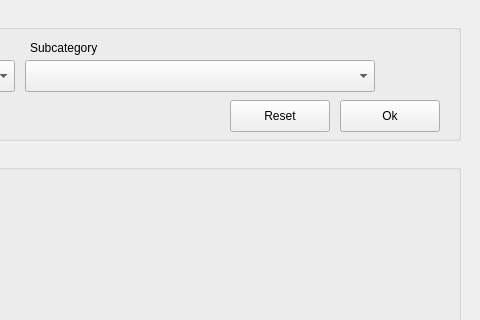
First picture: the form in src/window/ViewWindow.ui, repository typinghare/budget-wise-cpp-bhcc, before the edit; both pictures show x 370 to 850 and y 0 to 320 of the 850 by 575 pixel window.
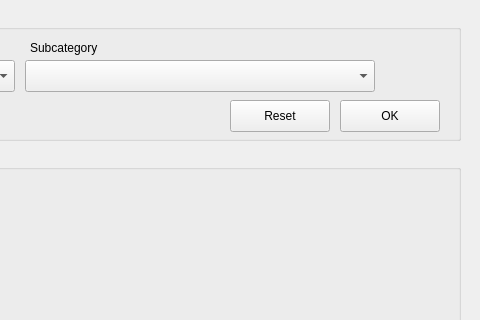
Second picture: the form after the edit.

```diff
--- a/src/window/ViewWindow.ui
+++ b/src/window/ViewWindow.ui
@@ -81,7 +81,7 @@
      </rect>
     </property>
     <property name="text">
-     <string>Ok</string>
+     <string>OK</string>
     </property>
    </widget>
    <widget class="QPushButton" name="resetButton">
```
